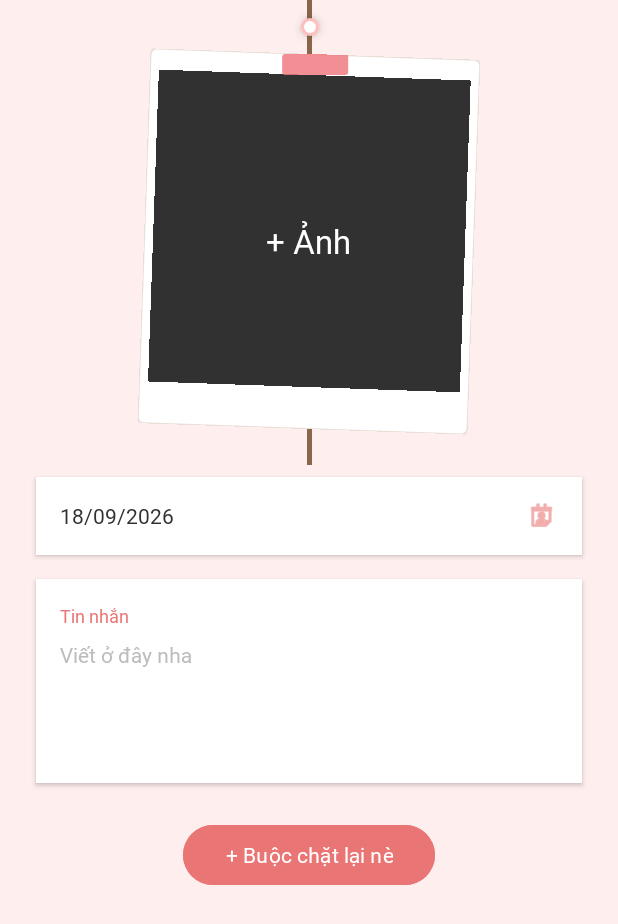
After one commit to lephuoctai/knot_JavaAndroid, an Android app: the AddKnotActivity screen opened directly, with no data from a screen before it, on a phone screen of 412 x 824 dp. The commit adds this screen. Shown: the top 924 px of the screen. Run offline under Robolectric (Android 15) with nearby library versions, the phone set to English and light mode, and no system bars.

Commit message:
Add create new knot logic and UI

```diff
--- a/app/src/main/AndroidManifest.xml
+++ b/app/src/main/AndroidManifest.xml
@@ -20,6 +20,10 @@
                 <category android:name="android.intent.category.LAUNCHER" />
             </intent-filter>
         </activity>
+        <activity
+            android:name=".AddKnotActivity"
+            android:exported="false"
+            android:windowSoftInputMode="adjustResize" />
     </application>
 
 </manifest>
--- /dev/null
+++ b/app/src/main/java/com/taile/knot/AddKnotActivity.java
@@ -0,0 +1,123 @@
+package com.taile.knot;
+
+import android.net.Uri;
+import android.os.Bundle;
+import android.view.View;
+import android.widget.Toast;
+
+import androidx.activity.EdgeToEdge;
+import androidx.activity.result.ActivityResultLauncher;
+import androidx.activity.result.contract.ActivityResultContracts;
+import androidx.appcompat.app.AppCompatActivity;
+import androidx.core.graphics.Insets;
+import androidx.core.view.ViewCompat;
+import androidx.core.view.WindowInsetsCompat;
+import androidx.lifecycle.ViewModelProvider;
+
+import com.google.android.material.datepicker.MaterialDatePicker;
+import com.taile.knot.databinding.ActivityAddKnotBinding;
+import com.taile.knot.ui.viewmodel.AddKnotViewModel;
+
+import java.text.SimpleDateFormat;
+import java.util.Date;
+import java.util.Locale;
+
+public class AddKnotActivity extends AppCompatActivity {
+
+    private ActivityAddKnotBinding binding;
+    private AddKnotViewModel viewModel;
+
+    private Uri selectedImageUri = null;
+    private long selectedTimestamp = System.currentTimeMillis();
+    private final SimpleDateFormat dateFormat = new SimpleDateFormat("dd/MM/yyyy", Locale.getDefault());
+
+    // Bộ chọn ảnh từ bộ sưu tập máy
+    private final ActivityResultLauncher<String> imagePickerLauncher =
+            registerForActivityResult(new ActivityResultContracts.GetContent(), uri -> {
+                if (uri != null) {
+                    selectedImageUri = uri;
+                    binding.polaroidPreview.setImageURI(uri);
+                    binding.tvAddPhotoHint.setVisibility(View.GONE); // Ẩn chữ "+ Ảnh"
+                }
+            });
+
+    @Override
+    protected void onCreate(Bundle savedInstanceState) {
+        super.onCreate(savedInstanceState);
+        EdgeToEdge.enable(this);
+
+        binding = ActivityAddKnotBinding.inflate(getLayoutInflater());
+        setContentView(binding.getRoot());
+
+        ViewCompat.setOnApplyWindowInsetsListener(binding.layoutContainer, (v, insets) -> {
+            Insets systemBars = insets.getInsets(WindowInsetsCompat.Type.systemBars());
+            v.setPadding(v.getPaddingLeft(), systemBars.top, v.getPaddingRight(), systemBars.bottom);
+            return insets;
+        });
+
+        viewModel = new ViewModelProvider(this).get(AddKnotViewModel.class);
+
+        setupInitialState();
+        setupListeners();
+        observeViewModel();
+    }
+
+    private void setupInitialState() {
+        // Mặc định chọn ngày hiện tại
+        binding.tvSelectedDate.setText(dateFormat.format(new Date(selectedTimestamp)));
+    }
+
+    private void setupListeners() {
+        // 1. Chạm vào Polaroid để chọn ảnh
+        binding.layoutImagePicker.setOnClickListener(v -> imagePickerLauncher.launch("image/*"));
+
+        // 2. Mở MaterialDatePicker
+        binding.btnDatePicker.setOnClickListener(v -> showDatePicker());
+
+        // 3. Nhấn nút buộc chặt
+        binding.btnSubmit.setOnClickListener(v -> {
+            String note = binding.etDescription.getText().toString();
+            viewModel.createKnot(selectedImageUri, note, selectedTimestamp);
+        });
+    }
+
+    private void showDatePicker() {
+        MaterialDatePicker<Long> datePicker = MaterialDatePicker.Builder.datePicker()
+                .setTitleText("Chọn thời điểm kỷ niệm")
+                .setSelection(selectedTimestamp)
+                .build();
+
+        datePicker.addOnPositiveButtonClickListener(selection -> {
+            if (selection != null) {
+                selectedTimestamp = selection;
+
+                // Tự động dùng múi giờ và Locale mặc định của OS
+                SimpleDateFormat displayFormat = new SimpleDateFormat("dd/MM/yyyy", Locale.getDefault());
+                binding.tvSelectedDate.setText(displayFormat.format(new Date(selection)));
+            }
+        });
+
+        datePicker.show(getSupportFragmentManager(), "KNOT_DATE_PICKER");
+    }
+
+    private void observeViewModel() {
+        viewModel.getIsLoading().observe(this, isLoading -> {
+            binding.progressBar.setVisibility(isLoading ? View.VISIBLE : View.GONE);
+            binding.btnSubmit.setVisibility(isLoading ? View.INVISIBLE : View.VISIBLE);
+            binding.btnSubmit.setEnabled(!isLoading);
+        });
+
+        viewModel.getIsSuccess().observe(this, isSuccess -> {
+            if (Boolean.TRUE.equals(isSuccess)) {
+                Toast.makeText(this, "Đã buộc chặt một nút thắt mới!", Toast.LENGTH_SHORT).show();
+                finish();
+            }
+        });
+
+        viewModel.getErrorMessage().observe(this, error -> {
+            if (error != null) {
+                Toast.makeText(this, error, Toast.LENGTH_SHORT).show();
+            }
+        });
+    }
+}
--- /dev/null
+++ b/app/src/main/java/com/taile/knot/ui/viewmodel/AddKnotViewModel.java
@@ -0,0 +1,56 @@
+package com.taile.knot.ui.viewmodel;
+
+import android.net.Uri;
+
+import androidx.lifecycle.LiveData;
+import androidx.lifecycle.MutableLiveData;
+import androidx.lifecycle.ViewModel;
+
+import com.taile.knot.data.model.Knot;
+
+public class AddKnotViewModel extends ViewModel {
+
+    private final MutableLiveData<Boolean> isLoading = new MutableLiveData<>(false);
+    private final MutableLiveData<Boolean> isSuccess = new MutableLiveData<>();
+    private final MutableLiveData<String> errorMessage = new MutableLiveData<>();
+
+    public LiveData<Boolean> getIsLoading() { return isLoading; }
+    public LiveData<Boolean> getIsSuccess() { return isSuccess; }
+    public LiveData<String> getErrorMessage() { return errorMessage; }
+
+    public void createKnot(Uri imageUri, String description, long memoryDate) {
+        if (imageUri == null) {
+            errorMessage.setValue("Bạn chưa chọn bức ảnh nào nè!");
+            return;
+        }
+
+        if (description == null || description.trim().isEmpty()) {
+            errorMessage.setValue("Đừng quên viết vài dòng ký sự nhen!");
+            return;
+        }
+
+        isLoading.setValue(true);
+
+        // Mô phỏng quá trình xử lý nén và lưu
+        new Thread(() -> {
+            try {
+                Thread.sleep(800); // Giả lập độ trễ lưu dữ liệu
+
+                // Đóng gói Model Knot mới
+                Knot newKnot = new Knot(
+                        String.valueOf(System.currentTimeMillis()),
+                        description.trim(),
+                        imageUri.toString(),
+                        memoryDate
+                );
+
+                // Sau này sẽ gọi KnotRepository.uploadAndSave(newKnot) tại đây
+                isLoading.postValue(false);
+                isSuccess.postValue(true);
+            } catch (InterruptedException e) {
+                isLoading.postValue(false);
+                errorMessage.postValue("Có lỗi xảy ra: " + e.getMessage());
+            }
+        }).start();
+    }
+}
--- /dev/null
+++ b/app/src/main/res/layout/activity_add_knot.xml
@@ -0,0 +1,180 @@
+<?xml version="1.0" encoding="utf-8"?>
+<androidx.core.widget.NestedScrollView
+    xmlns:android="http://schemas.android.com/apk/res/android"
+    xmlns:app="http://schemas.android.com/apk/res-auto"
+    xmlns:tools="http://schemas.android.com/tools"
+    android:layout_width="match_parent"
+    android:layout_height="match_parent"
+    android:background="@color/background"
+    android:fillViewport="true">
+
+    <androidx.constraintlayout.widget.ConstraintLayout
+        android:id="@+id/layoutContainer"
+        android:layout_width="match_parent"
+        android:layout_height="wrap_content"
+        android:clipChildren="false"
+        android:clipToPadding="false"
+        android:paddingHorizontal="24dp"
+        android:paddingBottom="40dp">
+
+        <!-- SỢI DÂY THỪNG TREO KHUNG ẢNH TỪ ĐỈNH -->
+        <View
+            android:id="@+id/viewRope"
+            android:layout_width="3dp"
+            android:layout_height="36dp"
+            android:background="#8A674A"
+            app:layout_constraintEnd_toEndOf="parent"
+            app:layout_constraintStart_toStartOf="parent"
+            app:layout_constraintTop_toTopOf="parent" />
+
+        <View
+            android:id="@+id/knotPin"
+            android:layout_width="12dp"
+            android:layout_height="12dp"
+            android:background="@drawable/bg_knot_node"
+            android:elevation="4dp"
+            app:layout_constraintBottom_toBottomOf="@id/viewRope"
+            app:layout_constraintEnd_toEndOf="@id/viewRope"
+            app:layout_constraintStart_toStartOf="@id/viewRope"
+            app:layout_constraintTop_toTopOf="@id/viewRope" />
+
+        <!-- CỤM KHUNG POLAROID CHỌN ẢNH -->
+        <FrameLayout
+            android:id="@+id/layoutImagePicker"
+            android:layout_width="220dp"
+            android:layout_height="wrap_content"
+            android:clickable="true"
+            android:focusable="true"
+            app:layout_constraintEnd_toEndOf="parent"
+            app:layout_constraintStart_toStartOf="parent"
+            app:layout_constraintTop_toBottomOf="@id/viewRope">
+
+            <com.taile.knot.ui.custom.PolaroidView
+                android:id="@+id/polaroidPreview"
+                android:layout_width="match_parent"
+                android:layout_height="wrap_content"
+                app:polaroidSrc="@drawable/sample11"
+                app:showTape="true"
+                app:tiltAngle="2.0"
+                app:tiltDirection="right" />
+
+            <TextView
+                android:id="@+id/tvAddPhotoHint"
+                android:layout_width="wrap_content"
+                android:layout_height="wrap_content"
+                android:layout_gravity="center"
+                android:text="+ Ảnh"
+                android:elevation="6dp"
+                android:textColor="@color/white"
+                android:textSize="22sp"
+                android:textStyle="bold" />
+
+        </FrameLayout>
+
+        <!-- SỢI DÂY NỐI TỪ ẢNH XUỐNG CÁC Ô NHẬP LIỆU -->
+        <View
+            android:id="@+id/viewRopeBottom"
+            android:layout_width="3dp"
+            android:layout_height="24dp"
+            android:background="#8A674A"
+            app:layout_constraintEnd_toEndOf="parent"
+            app:layout_constraintStart_toStartOf="parent"
+            app:layout_constraintTop_toBottomOf="@id/layoutImagePicker" />
+
+        <!-- Ô CHỌN NGÀY KỶ NIỆM -->
+        <LinearLayout
+            android:id="@+id/btnDatePicker"
+            android:layout_width="match_parent"
+            android:layout_height="52dp"
+            android:layout_marginTop="8dp"
+            android:background="@color/white"
+            android:clickable="true"
+            android:elevation="2dp"
+            android:focusable="true"
+            android:gravity="center_vertical"
+            android:orientation="horizontal"
+            android:paddingHorizontal="16dp"
+            app:layout_constraintTop_toBottomOf="@id/viewRopeBottom">
+
+            <TextView
+                android:id="@+id/tvSelectedDate"
+                android:layout_width="0dp"
+                android:layout_height="wrap_content"
+                android:layout_weight="1"
+                android:hint="Thời điểm là"
+                android:textColor="@color/gray"
+                android:textColorHint="#9E9E9E"
+                android:textSize="14sp" />
+
+            <ImageView
+                android:layout_width="22dp"
+                android:layout_height="22dp"
+                android:src="@android:drawable/ic_menu_my_calendar"
+                app:tint="@color/pink600" />
+        </LinearLayout>
+
+        <!-- Ô NHẬP KÝ SỰ / TIN NHẮN -->
+        <LinearLayout
+            android:id="@+id/layoutMessage"
+            android:layout_width="match_parent"
+            android:layout_height="wrap_content"
+            android:layout_marginTop="16dp"
+            android:background="@color/white"
+            android:elevation="2dp"
+            android:orientation="vertical"
+            android:padding="16dp"
+            app:layout_constraintTop_toBottomOf="@id/btnDatePicker">
+
+            <TextView
+                android:layout_width="wrap_content"
+                android:layout_height="wrap_content"
+                android:text="Tin nhắn"
+                android:textColor="@color/pink600"
+                android:textSize="12sp"
+                android:textStyle="bold" />
+
+            <EditText
+                android:id="@+id/etDescription"
+                android:layout_width="match_parent"
+                android:layout_height="wrap_content"
+                android:layout_marginTop="8dp"
+                android:background="@null"
+                android:gravity="top|start"
+                android:hint="Viết ở đây nha"
+                android:lineSpacingExtra="4dp"
+                android:minLines="4"
+                android:textColor="@color/gray"
+                android:textColorHint="#BDBDBD"
+                android:textSize="14sp" />
+        </LinearLayout>
+
+        <!-- NÚT LƯU KỶ NIỆM "+ BUỘC CHẶT LẠI NÈ" -->
+        <com.google.android.material.button.MaterialButton
+            android:id="@+id/btnSubmit"
+            android:layout_width="wrap_content"
+            android:layout_height="48dp"
+            android:layout_marginTop="24dp"
+            android:backgroundTint="@color/pink600"
+            android:elevation="3dp"
+            android:paddingHorizontal="28dp"
+            android:text="+ Buộc chặt lại nè"
+            android:textColor="@color/white"
+            android:textSize="14sp"
+            app:cornerRadius="24dp"
+            app:layout_constraintEnd_toEndOf="parent"
+            app:layout_constraintStart_toStartOf="parent"
+            app:layout_constraintTop_toBottomOf="@id/layoutMessage" />
+
+        <ProgressBar
+            android:id="@+id/progressBar"
+            android:layout_width="wrap_content"
+            android:layout_height="wrap_content"
+            android:indeterminateTint="@color/pink600"
+            android:visibility="gone"
+            app:layout_constraintBottom_toBottomOf="@id/btnSubmit"
+            app:layout_constraintEnd_toEndOf="@id/btnSubmit"
+            app:layout_constraintStart_toStartOf="@id/btnSubmit"
+            app:layout_constraintTop_toTopOf="@id/btnSubmit" />
+
+    </androidx.constraintlayout.widget.ConstraintLayout>
+</androidx.core.widget.NestedScrollView>
--- a/app/src/main/res/layout/activity_main.xml
+++ b/app/src/main/res/layout/activity_main.xml
@@ -61,9 +61,10 @@
         android:src="@android:drawable/arrow_down_float"
         app:borderWidth="0dp"
         app:elevation="4dp"
-        app:fabSize="mini"
+        app:fabSize="auto"
         app:layout_constraintBottom_toBottomOf="parent"
         app:layout_constraintEnd_toEndOf="parent"
         app:tint="@color/white" />
 
+
 </androidx.constraintlayout.widget.ConstraintLayout>
--- a/app/src/main/res/values/themes.xml
+++ b/app/src/main/res/values/themes.xml
@@ -1,7 +1,11 @@
 <resources xmlns:tools="http://schemas.android.com/tools">
-    <!-- Đổi DayNight thành Light -->
     <style name="Theme.Knot" parent="Theme.Material3.Light.NoActionBar">
-        <item name="colorPrimary">@color/background</item>
+        <!-- Đổi colorPrimary sang hồng đậm để tương phản cho DatePicker và các control -->
+        <item name="colorPrimary">@color/pink600</item>
+        <item name="colorOnPrimary">@color/white</item>
+
+        <!-- Giữ nguyên màu nền app là hồng pastel nhạt -->
+        <item name="android:windowBackground">@color/background</item>
 
         <!-- Áp dụng font toàn app -->
         <item name="fontFamily">@font/iosevka_charon</item>
```
Also changed, not shown: app/src/main/java/com/taile/knot/MainActivity.java (+10 -0 lines), app/src/main/java/com/taile/knot/ui/adapter/TimelineAdapter.java (+39 -3 lines), app/src/main/java/com/taile/knot/ui/custom/RopeItemDecoration.java (+19 -5 lines), app/src/main/res/layout/item_timeline_footer.xml (added, +51 -0 lines).
